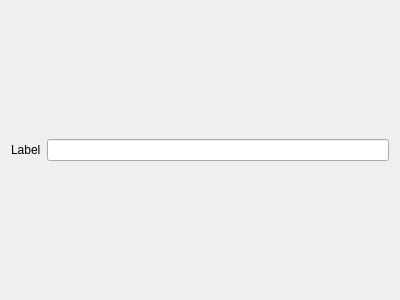
Above: src/directorylocaleeditwidget.ui from ZIMA-Engineering/ZIMA-CAD-Parts before the change. Below: the same form after it.
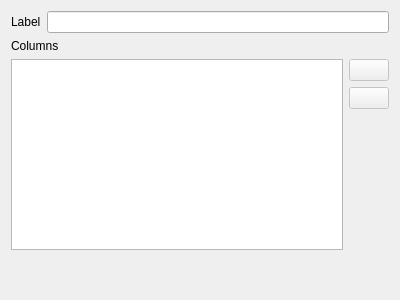
That is the form after the change. Icons and pictures are not drawn.

Commit message: Dir edit dialog: add column label editing

Diff of the .ui file:
```diff
--- a/src/directorylocaleeditwidget.ui
+++ b/src/directorylocaleeditwidget.ui
@@ -13,16 +13,104 @@
   <property name="windowTitle">
    <string>Form</string>
   </property>
-  <layout class="QGridLayout" name="gridLayout">
-   <item row="0" column="0">
-    <widget class="QLabel" name="label">
+  <layout class="QVBoxLayout" name="verticalLayout">
+   <item>
+    <layout class="QGridLayout" name="gridLayout">
+     <item row="0" column="0">
+      <widget class="QLabel" name="label">
+       <property name="text">
+        <string>Label</string>
+       </property>
+      </widget>
+     </item>
+     <item row="0" column="1">
+      <widget class="QLineEdit" name="labelLineEdit"/>
+     </item>
+    </layout>
+   </item>
+   <item>
+    <widget class="QLabel" name="label_2">
      <property name="text">
-      <string>Label</string>
+      <string>Columns</string>
      </property>
     </widget>
    </item>
-   <item row="0" column="1">
-    <widget class="QLineEdit" name="labelLineEdit"/>
+   <item>
+    <layout class="QHBoxLayout" name="horizontalLayout">
+     <item>
+      <widget class="QListView" name="columnListView"/>
+     </item>
+     <item>
+      <layout class="QVBoxLayout" name="verticalLayout_2">
+       <item>
+        <widget class="QPushButton" name="addColumnButton">
+         <property name="enabled">
+          <bool>false</bool>
+         </property>
+         <property name="text">
+          <string/>
+         </property>
+         <property name="icon">
+          <iconset resource="../zima-cad-parts.qrc">
+           <normaloff>:/gfx/list-add.png</normaloff>:/gfx/list-add.png</iconset>
+         </property>
+         <property name="iconSize">
+          <size>
+           <width>14</width>
+           <height>14</height>
+          </size>
+         </property>
+        </widget>
+       </item>
+       <item>
+        <widget class="QPushButton" name="removeColumnButton">
+         <property name="enabled">
+          <bool>false</bool>
+         </property>
+         <property name="text">
+          <string/>
+         </property>
+         <property name="icon">
+          <iconset resource="../zima-cad-parts.qrc">
+           <normaloff>:/gfx/list-remove.png</normaloff>:/gfx/list-remove.png</iconset>
+         </property>
+         <property name="iconSize">
+          <size>
+           <width>14</width>
+           <height>14</height>
+          </size>
+         </property>
+        </widget>
+       </item>
+       <item>
+        <spacer name="verticalSpacer_2">
+         <property name="orientation">
+          <enum>Qt::Vertical</enum>
+         </property>
+         <property name="sizeHint" stdset="0">
+          <size>
+           <width>20</width>
+           <height>40</height>
+          </size>
+         </property>
+        </spacer>
+       </item>
+      </layout>
+     </item>
+    </layout>
+   </item>
+   <item>
+    <spacer name="verticalSpacer">
+     <property name="orientation">
+      <enum>Qt::Vertical</enum>
+     </property>
+     <property name="sizeHint" stdset="0">
+      <size>
+       <width>20</width>
+       <height>40</height>
+      </size>
+     </property>
+    </spacer>
    </item>
   </layout>
  </widget>
```
Left out of the diff: 4 changed lines with no effect on the pictures. The commit also changes 12 other files.
